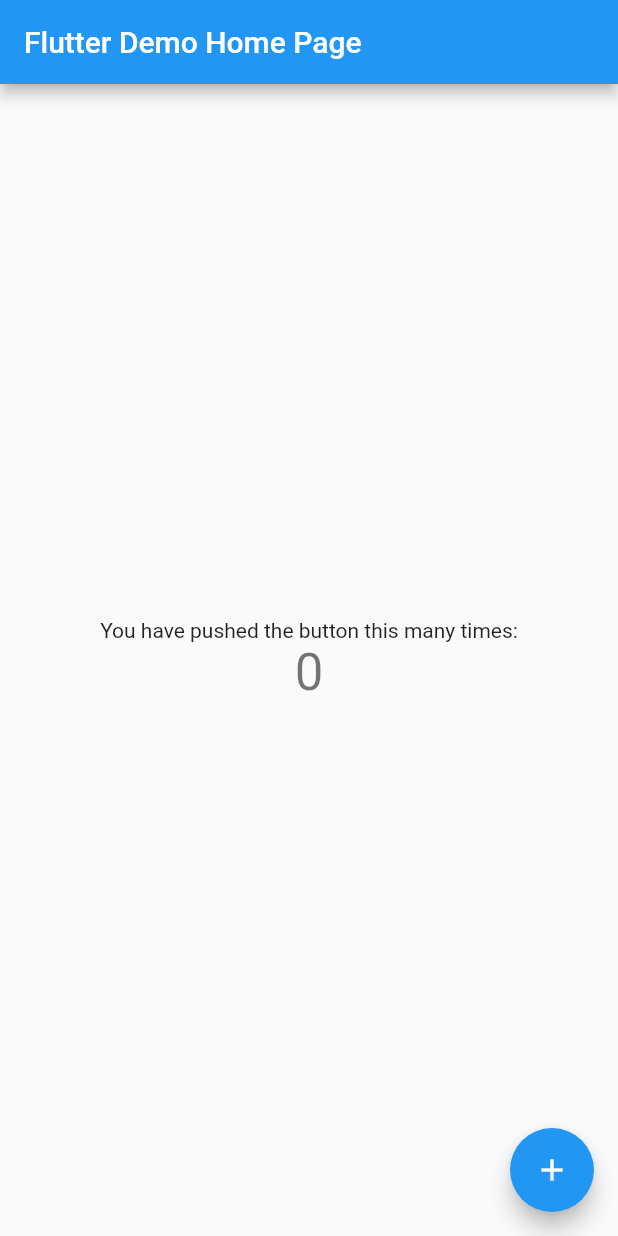
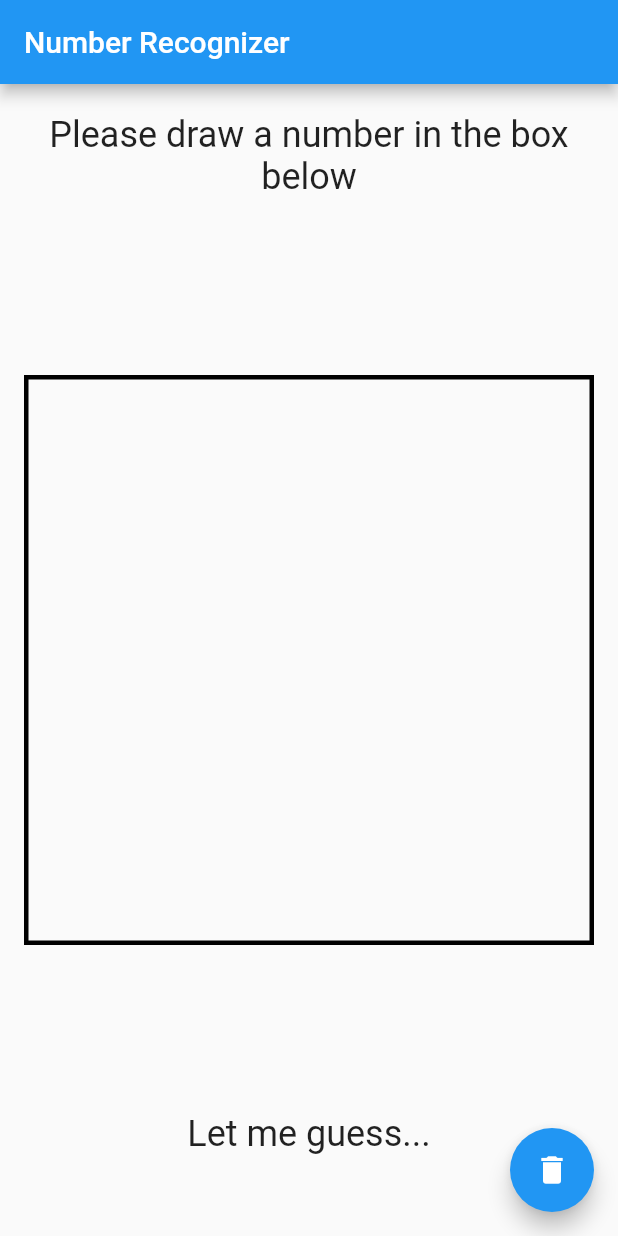
Before and after one commit to sergiofraile/number_recognizer, a Flutter app: the screen it shows after launch, on a phone screen of 412 x 824 dp. Run offline on Flutter 3.47's test engine with Material 2 defaults, Android fonts, the phone set to English and light mode, and no system bars; missing offline and left inert: tflite.

Commit message:
Canvas and model integration

```diff
--- a/lib/main.dart
+++ b/lib/main.dart
@@ -1,109 +1,18 @@
 import 'package:flutter/material.dart';
+import 'package:number_recognizer/recognizer_screen.dart';
 
-void main() => runApp(new MyApp());
+void main() => runApp(MyApp());
 
 class MyApp extends StatelessWidget {
   // This widget is the root of your application.
   @override
   Widget build(BuildContext context) {
-    return new MaterialApp(
-      title: 'Flutter Demo',
-      theme: new ThemeData(
-        // This is the theme of your application.
-        //
-        // Try running your application with "flutter run". You'll see the
-        // application has a blue toolbar. Then, without quitting the app, try
-        // changing the primarySwatch below to Colors.green and then invoke
-        // "hot reload" (press "r" in the console where you ran "flutter run",
-        // or press Run > Flutter Hot Reload in IntelliJ). Notice that the
-        // counter didn't reset back to zero; the application is not restarted.
+    return MaterialApp(
+      title: 'Number Recognizer',
+      theme: ThemeData(
         primarySwatch: Colors.blue,
       ),
-      home: new MyHomePage(title: 'Flutter Demo Home Page'),
+      home: RecognizerScreen(title: 'Number Recognizer'),
     );
   }
 }
-
-class MyHomePage extends StatefulWidget {
-  MyHomePage({Key key, this.title}) : super(key: key);
-
-  // This widget is the home page of your application. It is stateful, meaning
-  // that it has a State object (defined below) that contains fields that affect
-  // how it looks.
-
-  // This class is the configuration for the state. It holds the values (in this
-  // case the title) provided by the parent (in this case the App widget) and
-  // used by the build method of the State. Fields in a Widget subclass are
-  // always marked "final".
-
-  final String title;
-
-  @override
-  _MyHomePageState createState() => new _MyHomePageState();
-}
-
-class _MyHomePageState extends State<MyHomePage> {
-  int _counter = 0;
-
-  void _incrementCounter() {
-    setState(() {
-      // This call to setState tells the Flutter framework that something has
-      // changed in this State, which causes it to rerun the build method below
-      // so that the display can reflect the updated values. If we changed
-      // _counter without calling setState(), then the build method would not be
-      // called again, and so nothing would appear to happen.
-      _counter++;
-    });
-  }
-
-  @override
-  Widget build(BuildContext context) {
-    // This method is rerun every time setState is called, for instance as done
-    // by the _incrementCounter method above.
-    //
-    // The Flutter framework has been optimized to make rerunning build methods
-    // fast, so that you can just rebuild anything that needs updating rather
-    // than having to individually change instances of widgets.
-    return new Scaffold(
-      appBar: new AppBar(
-        // Here we take the value from the MyHomePage object that was created by
-        // the App.build method, and use it to set our appbar title.
-        title: new Text(widget.title),
-      ),
-      body: new Center(
-        // Center is a layout widget. It takes a single child and positions it
-        // in the middle of the parent.
-        child: new Column(
-          // Column is also layout widget. It takes a list of children and
-          // arranges them vertically. By default, it sizes itself to fit its
-          // children horizontally, and tries to be as tall as its parent.
-          //
-          // Invoke "debug paint" (press "p" in the console where you ran
-          // "flutter run", or select "Toggle Debug Paint" from the Flutter tool
-          // window in IntelliJ) to see the wireframe for each widget.
-          //
-          // Column has various properties to control how it sizes itself and
-          // how it positions its children. Here we use mainAxisAlignment to
-          // center the children vertically; the main axis here is the vertical
-          // axis because Columns are vertical (the cross axis would be
-          // horizontal).
-          mainAxisAlignment: MainAxisAlignment.center,
-          children: <Widget>[
-            new Text(
-              'You have pushed the button this many times:',
-            ),
-            new Text(
-              '$_counter',
-              style: Theme.of(context).textTheme.display1,
-            ),
-          ],
-        ),
-      ),
-      floatingActionButton: new FloatingActionButton(
-        onPressed: _incrementCounter,
-        tooltip: 'Increment',
-        child: new Icon(Icons.add),
-      ), // This trailing comma makes auto-formatting nicer for build methods.
-    );
-  }
-}
--- /dev/null
+++ b/lib/recognizer_screen.dart
@@ -0,0 +1,254 @@
+import 'dart:io';
+import 'dart:async';
+import 'dart:typed_data';
+import 'dart:ui' hide Image;
+import 'package:flutter/material.dart';
+import 'package:image/image.dart' as im;
+import 'package:tflite/tflite.dart';
+import 'package:flutter/services.dart';
+
+final Paint drawingPaint = Paint()
+  ..strokeCap = (Platform.isAndroid) ? StrokeCap.butt : StrokeCap.round
+  ..isAntiAlias = true
+  ..color = Colors.black
+  ..strokeWidth = 7.0;
+
+class RecognizerScreen extends StatefulWidget {
+  RecognizerScreen({Key key, this.title}) : super(key: key);
+
+  final String title;
+
+  @override
+  _RecognizerScreen createState() => _RecognizerScreen();
+}
+
+class _RecognizerScreen extends State<RecognizerScreen> {
+
+  final String calculatingString = 'Calculating...';
+  final String waitingForInputTopString = 'Please draw a number in the box below';
+  final String waitingForInputBottomString = 'Let me guess...';
+  final String guessingInputString = 'The number you draw is';
+
+  List<Offset> points = List();
+  String mainMessage = '';
+  String topMessage = '';
+  String number = '';
+
+  void _cleanDrawing() {
+    setState(() {
+      topMessage = waitingForInputTopString;
+      mainMessage = waitingForInputBottomString;
+      number = '';
+      points = List();
+    });
+  }
+
+  void saveToImage(List<Offset> points) async {
+    final recorder = PictureRecorder();
+    final canvas = Canvas(recorder,
+        Rect.fromPoints(Offset(0.0, 0.0), Offset(200.0, 200.0)));
+
+    for (int i = 0; i < points.length - 1; i++) {
+      if (points[i] != null && points[i + 1] != null) {
+        canvas.drawLine(points[i], points[i + 1], drawingPaint);
+      }
+    }
+
+    final picture = recorder.endRecording();
+    final img = picture.toImage(200, 200);
+    final pngBytes = await img.toByteData(format: ImageByteFormat.png);
+
+    Uint8List pngUint8List = pngBytes.buffer.asUint8List(pngBytes.offsetInBytes, pngBytes.lengthInBytes);
+    List<int> pngListInt = pngUint8List.cast<int>();
+
+    im.Image imImage = im.decodeImage(pngListInt);
+    im.Image mnistSize = im.copyResize(imImage, width: 28, height: 28);
+  }
+
+  Future _loadModel() async {
+    Tflite.close();
+    try {
+      String res = await Tflite.loadModel(model: "assets/converted_mnist_model.tflite",);
+      print(res);
+    } on PlatformException {
+      print('Failed to load model.');
+    }
+  }
+
+  Future _predictImage(File image) async {
+//    if (image == null) return;
+//
+//    switch (_model) {
+//      case yolo:
+//        await yolov2Tiny(image);
+//        break;
+//      case ssd:
+//        await ssdMobileNet(image);
+//        break;
+//      case deeplab:
+//        await segmentMobileNet(image);
+//        break;
+//      case posenet:
+//        await poseNet(image);
+//        break;
+//      default:
+//        await recognizeImage(image);
+//    // await recognizeImageBinary(image);
+//    }
+//
+//    new FileImage(image)
+//        .resolve(new ImageConfiguration())
+//        .addListener(ImageStreamListener((ImageInfo info, bool _) {
+//      setState(() {
+//        _imageHeight = info.image.height.toDouble();
+//        _imageWidth = info.image.width.toDouble();
+//      });
+//    }));
+//
+//    setState(() {
+//      _image = image;
+//      _busy = false;
+//    });
+  }
+
+  @override
+  void initState() {
+    super.initState();
+    _loadModel();
+    _cleanDrawing();
+  }
+
+  @override
+  Widget build(BuildContext context) {
+    return Scaffold(
+      appBar: AppBar(
+        title: Text(widget.title),
+      ),
+      body: Column(
+        mainAxisAlignment: MainAxisAlignment.center,
+        children: <Widget>[
+          Expanded(
+            child: Container(
+              child: Column(
+                mainAxisAlignment: MainAxisAlignment.center,
+                children: <Widget>[
+                  Text(
+                    topMessage,
+                    textAlign: TextAlign.center,
+                    style: Theme.of(context).textTheme.headline,
+                  ),
+                ],
+              ),
+            ),
+            flex: 1,
+          ),
+          Expanded(
+            child: Container(
+              child: Center(
+                child: Padding(
+                  padding: const EdgeInsets.all(16.0),
+                  child: AspectRatio(
+                    aspectRatio: 1.0,
+                    child: Container(
+                      decoration: new BoxDecoration(
+                        border: new Border.all(
+                          width: 3.0,
+                          color: Colors.black,
+                        ),
+                      ),
+                      child: Builder(
+                        builder: (BuildContext context) {
+                          return GestureDetector(
+                            onPanUpdate: (details) {
+                              setState(() {
+                                RenderBox renderBox =
+                                    context.findRenderObject();
+                                points.add(renderBox
+                                    .globalToLocal(details.globalPosition));
+                              });
+                            },
+                            onPanStart: (details) {
+                              setState(() {
+                                RenderBox renderBox =
+                                    context.findRenderObject();
+                                points.add(renderBox
+                                    .globalToLocal(details.globalPosition));
+                              });
+                            },
+                            onPanEnd: (details) {
+                              setState(() {
+                                points.add(null);
+                                saveToImage(points);
+                                // ToDo: Trigger calculation
+//                                final picture = recorder.endRecording();
+//                                final img = picture.toImage(200, 200);
+//                                final pngBytes = await img.toByteData(format: new ui.EncodingFormat.png());
+//                                new Image.memory(new Uint8List.view(imgBytes.buffer));
+
+                              });
+                            },
+                            child: ClipRect(
+                              child: CustomPaint(
+                                size: Size.infinite,
+                                painter: DrawingPainter(
+                                  offsetPoints: points,
+                                ),
+                              ),
+                            ),
+                          );
+                        },
+                      ),
+                    ),
+                  ),
+                ),
+              ),
+            ),
+            flex: 6,
+          ),
+          Expanded(
+            child: Container(
+              child: Column(
+                mainAxisAlignment: MainAxisAlignment.center,
+                children: <Widget>[
+                  Text(
+                    mainMessage,
+                    style: Theme.of(context).textTheme.headline,
+                  ),
+                  Text(
+                    number,
+                    style: Theme.of(context).textTheme.display1,
+                  ),
+                ],
+              ),
+            ),
+            flex: 1,
+          ),
+        ],
+      ),
+      floatingActionButton: FloatingActionButton(
+        onPressed: _cleanDrawing,
+        tooltip: 'Clean',
+        child: Icon(Icons.delete),
+      ), // This trailing comma makes auto-formatting nicer for build methods.
+    );
+  }
+}
+
+class DrawingPainter extends CustomPainter {
+
+
+  DrawingPainter({this.offsetPoints});
+  List<Offset> offsetPoints;
+
+  @override
+  void paint(Canvas canvas, Size size) {
+    for (int i = 0; i < offsetPoints.length - 1; i++) {
+      if (offsetPoints[i] != null && offsetPoints[i + 1] != null) {
+        canvas.drawLine(offsetPoints[i], offsetPoints[i + 1], drawingPaint);
+      }
+    }
+  }
+
+  @override
+  bool shouldRepaint(DrawingPainter oldDelegate) => true;
+}
--- a/pubspec.yaml
+++ b/pubspec.yaml
@@ -11,6 +11,7 @@ dependencies:
 
   cupertino_icons: ^0.1.2
   tflite: ^1.0.4
+  image: ^2.1.4
 
 dev_dependencies:
   flutter_test:
@@ -19,9 +20,8 @@ dev_dependencies:
 flutter:
   uses-material-design: true
 
-  # To add assets to your application, add an assets section, like this:
-  # assets:
-  #  - images/a_dot_burr.jpeg
+  assets:
+   - assets/converted_mnist_model.tflite
   #  - images/a_dot_ham.jpeg
 
   # An image asset can refer to one or more resolution-specific "variants", see
```
Also changed, not shown: pubspec.lock, 1 other file.
